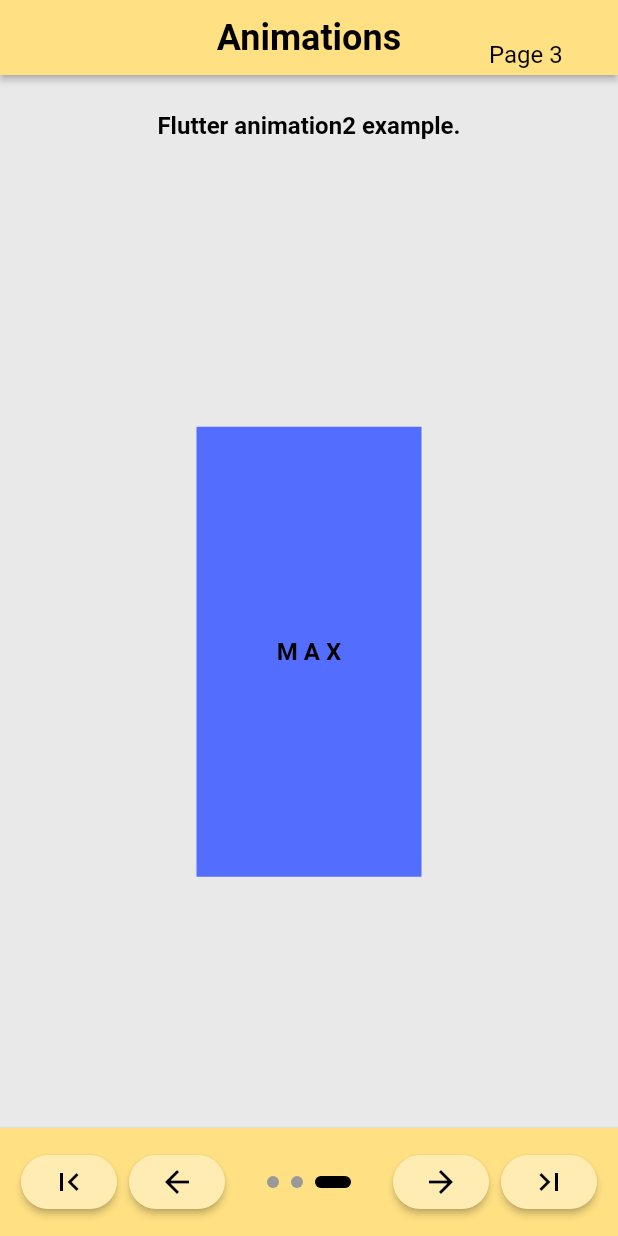
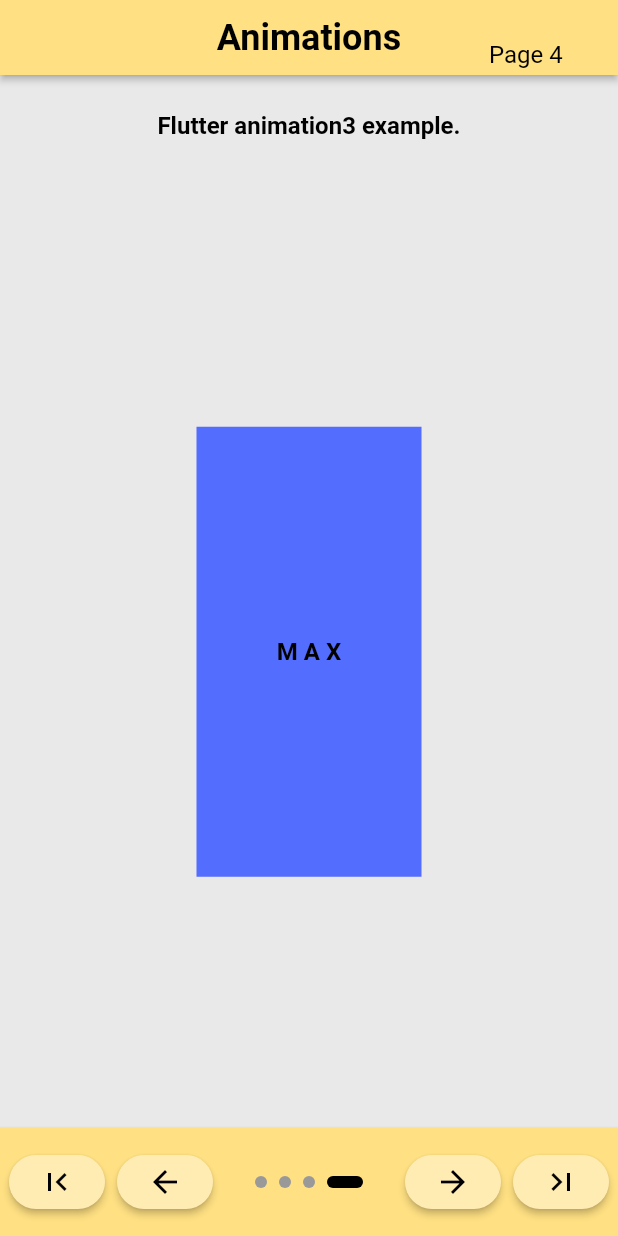
Before and after one commit to JeFrDeSa/playground, a Flutter app: the screen it shows after launch, item 4 of the bottom bar chosen, after a tap on "M I N", on a phone screen of 412 x 824 dp. Run offline on Flutter 3.47's test engine with Material 2 defaults, Android fonts, the light colour scheme and no system bars; our stand-ins replace dartx; Roboto replaces fonts that are missing (LocalAssetFont).

Commit message:
Add animation3 tutorial

```diff
--- a/animations/lib/animations_home_page.dart
+++ b/animations/lib/animations_home_page.dart
@@ -1,6 +1,7 @@
 import 'package:animations/flutter_animation_examples/animate0.dart';
 import 'package:animations/flutter_animation_examples/animate1.dart';
 import 'package:animations/flutter_animation_examples/animate2.dart';
+import 'package:animations/flutter_animation_examples/animate3.dart';
 import 'package:app/widgets/home_page.dart';
 import 'package:flutter/material.dart';
 
@@ -19,6 +20,7 @@
     FlutterAnimationExample0(),
     FlutterAnimationExample1(),
     FlutterAnimationExample2(),
+    FlutterAnimationExample3(),
   ];
 
   @override
--- /dev/null
+++ b/animations/lib/flutter_animation_examples/animate3.dart
@@ -0,0 +1,226 @@
+import 'dart:async';
+
+import 'package:dartx/dartx.dart';
+import 'package:flutter/material.dart';
+
+/// Implements the Flutter animation example: animation3
+/// https://docs.flutter.dev/ui/animations/tutorial
+///
+/// Every time the Animation generates a new value, the build() method of the
+/// transition widget will be called. The AnimationBuilder defines the actual
+/// transition and acts in between the child and its parent widget. It allows
+/// to separate the animation logic from the child widget that will be animated.
+class FlutterAnimationExample3 extends StatefulWidget {
+  /// Creates a [_ClickAbleContainer], which increases and decreases its size.
+  /// A Text information is indicating the upcoming resp. current container state.
+  const FlutterAnimationExample3({super.key});
+
+  @override
+  State<FlutterAnimationExample3> createState() =>
+      _FlutterAnimationExample3State();
+}
+
+class _FlutterAnimationExample3State extends State<FlutterAnimationExample3>
+    with TickerProviderStateMixin {
+  bool _isExpanded = false;
+
+  // region Layout 1
+  final _smallHeight = 200.0;
+
+  // endregion
+
+  // region Layout 2
+  final _bigHeight = 300.0;
+
+  // endregion
+
+  late Animation<double> _containerAnimation;
+  late AnimationController _containerAnimationController;
+
+  late Animation<double> _containerStateIndicatorAnimation;
+  late AnimationController _indicatorAnimationController;
+
+  @override
+  void initState() {
+    super.initState();
+    _initContainerAnimation();
+    _initContainerStateIndicatorAnimation();
+  }
+
+  @override
+  void dispose() {
+    _containerAnimationController.dispose();
+    super.dispose();
+  }
+
+  @override
+  Widget build(BuildContext context) {
+    return Column(
+      crossAxisAlignment: CrossAxisAlignment.center,
+      children: [
+        const SizedBox(height: 24),
+        Text(
+          "Flutter animation3 example.",
+          style: Theme.of(context).textTheme.bodyLarge,
+        ),
+        const SizedBox(height: 24),
+        Expanded(
+          child: Container(
+            alignment: Alignment.center,
+            child: GrowTransition(
+              animation: _containerAnimation,
+              child: _createClickAbleContainer(
+                color: Colors.indigoAccent,
+                onTap: () {
+                  if (_isExpanded) {
+                    _indicatorAnimationController.reverse();
+                  } else {
+                    _indicatorAnimationController.forward();
+                  }
+                },
+                child: Align(
+                  alignment: Alignment.center,
+                  child: Stack(
+                    alignment: Alignment.center,
+                    children: [
+                      OpacityTransition(
+                        animation: _containerStateIndicatorAnimation,
+                        isInverted: true,
+                        child: SizedBox(
+                          child: Text(
+                            "M I N",
+                            style: Theme.of(context).textTheme.bodyLarge,
+                          ),
+                        ),
+                      ),
+                      OpacityTransition(
+                        animation: _containerStateIndicatorAnimation,
+                        child: SizedBox(
+                          child: Text(
+                            "M A X",
+                            style: Theme.of(context).textTheme.bodyLarge,
+                          ),
+                        ),
+                      ),
+                    ],
+                  ),
+                ),
+              ),
+            ),
+          ),
+        ),
+      ],
+    );
+  }
+
+  // region Helper
+
+  void _initContainerAnimation() {
+    _containerAnimationController = AnimationController(
+      duration: 500.milliseconds,
+      vsync: this,
+    );
+    _containerAnimation = Tween<double>(begin: _smallHeight, end: _bigHeight)
+        .animate(_containerAnimationController);
+  }
+
+  void _initContainerStateIndicatorAnimation() {
+    _indicatorAnimationController = AnimationController(
+      duration: 250.milliseconds,
+      vsync: this,
+    );
+    _containerStateIndicatorAnimation = Tween<double>(begin: 0.0, end: 1.0)
+        .animate(_indicatorAnimationController);
+
+    _containerStateIndicatorAnimation.addStatusListener((status) async {
+      final finalStates = [
+        AnimationStatus.dismissed,
+        AnimationStatus.completed,
+      ];
+
+      if (finalStates.contains(status)) {
+        await Future<void>.delayed(
+          250.milliseconds,
+          () {
+            if (_isExpanded) {
+              _containerAnimationController.reverse();
+            } else {
+              _containerAnimationController.forward();
+            }
+          },
+        );
+
+        _isExpanded = !_isExpanded;
+      }
+    });
+  }
+
+  Widget _createClickAbleContainer({
+    required void Function()? onTap,
+    Color? color,
+    Widget? child,
+  }) {
+    return Container(
+      color: color,
+      child: InkWell(
+        onTap: onTap,
+        child: child,
+      ),
+    );
+  }
+
+// endregion
+}
+
+class GrowTransition extends StatelessWidget {
+  final Animation<double> animation;
+  final Widget child;
+
+  const GrowTransition({
+    required this.animation,
+    required this.child,
+    super.key,
+  });
+
+  @override
+  Widget build(BuildContext context) {
+    return AnimatedBuilder(
+      animation: animation,
+      builder: (context, child) {
+        return SizedBox(
+          height: animation.value,
+          width: animation.value * 0.5,
+          child: child,
+        );
+      },
+      child: child,
+    );
+  }
+}
+
+class OpacityTransition extends StatelessWidget {
+  final Animation<double> animation;
+  final Widget child;
+  final bool isInverted;
+
+  const OpacityTransition({
+    required this.animation,
+    required this.child,
+    this.isInverted = false,
+    super.key,
+  });
+
+  @override
+  Widget build(BuildContext context) {
+    return AnimatedBuilder(
+      animation: animation,
+      builder: (context, child) {
+        return Opacity(
+          opacity: isInverted ? 1 - animation.value : animation.value,
+          child: child,
+        );
+      },
+      child: child,
+    );
+  }
+}
```
